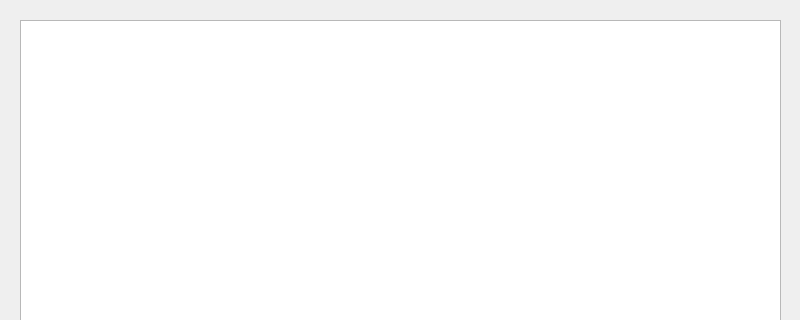
First picture: the form in app/sendquerypage.ui, repository GQL-Project/gql_client, before the edit; both pictures show x 0 to 800 and y 0 to 320 of the 800 by 600 pixel window.
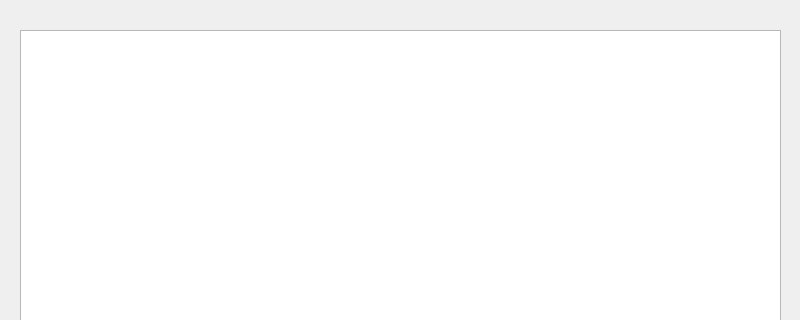
Second picture: the form after the edit.

Commit message: Changed Box Dimensions

Diff of the .ui file:
```diff
--- a/app/sendquerypage.ui
+++ b/app/sendquerypage.ui
@@ -30,9 +30,9 @@
    <property name="geometry">
     <rect>
      <x>20</x>
-     <y>20</y>
+     <y>30</y>
      <width>761</width>
-     <height>351</height>
+     <height>341</height>
     </rect>
    </property>
   </widget>
```
